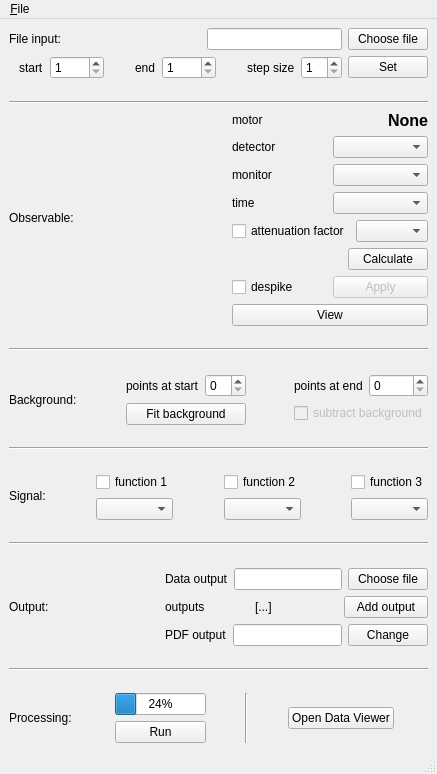
Old version of the form gui/iint-gui.ui in the repository syncope/adapt.
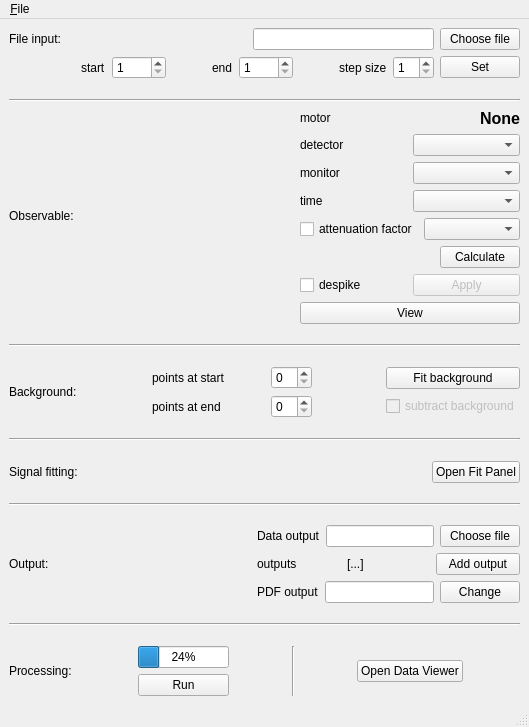
New version of the form.

```diff
--- a/gui/iint-gui.ui
+++ b/gui/iint-gui.ui
@@ -6,8 +6,8 @@
    <rect>
     <x>0</x>
     <y>0</y>
-    <width>437</width>
-    <height>774</height>
+    <width>529</width>
+    <height>727</height>
    </rect>
   </property>
   <property name="windowTitle">
@@ -842,40 +842,25 @@
               </property>
              </widget>
             </item>
+            <item>
+             <spacer name="horizontalSpacer_3">
+              <property name="orientation">
+               <enum>Qt::Horizontal</enum>
+              </property>
+              <property name="sizeHint" stdset="0">
+               <size>
+                <width>40</width>
+                <height>20</height>
+               </size>
+              </property>
+             </spacer>
+            </item>
             <item>
              <widget class="QSpinBox" name="bkgStartPointsSB"/>
             </item>
            </layout>
           </item>
           <item>
-           <layout class="QHBoxLayout" name="horizontalLayout_9">
-            <item>
-             <widget class="QPushButton" name="fitBKGbtn">
-              <property name="text">
-               <string>Fit background</string>
-              </property>
-             </widget>
-            </item>
-           </layout>
-          </item>
-         </layout>
-        </item>
-        <item>
-         <spacer name="horizontalSpacer_6">
-          <property name="orientation">
-           <enum>Qt::Horizontal</enum>
-          </property>
-          <property name="sizeHint" stdset="0">
-           <size>
-            <width>40</width>
-            <height>20</height>
-           </size>
-          </property>
-         </spacer>
-        </item>
-        <item>
-         <layout class="QVBoxLayout" name="verticalLayout_2">
-          <item>
            <layout class="QHBoxLayout" name="horizontalLayout_10">
             <item>
              <widget class="QLabel" name="label_7">
@@ -884,12 +869,52 @@
               </property>
              </widget>
             </item>
+            <item>
+             <spacer name="horizontalSpacer_2">
+              <property name="orientation">
+               <enum>Qt::Horizontal</enum>
+              </property>
+              <property name="sizeHint" stdset="0">
+               <size>
+                <width>40</width>
+                <height>20</height>
+               </size>
+              </property>
+             </spacer>
+            </item>
             <item>
              <widget class="QSpinBox" name="bkgEndPointsSB"/>
             </item>
            </layout>
           </item>
           <item>
+           <layout class="QHBoxLayout" name="horizontalLayout_9"/>
+          </item>
+         </layout>
+        </item>
+        <item>
+         <spacer name="horizontalSpacer_6">
+          <property name="orientation">
+           <enum>Qt::Horizontal</enum>
+          </property>
+          <property name="sizeHint" stdset="0">
+           <size>
+            <width>40</width>
+            <height>20</height>
+           </size>
+          </property>
+         </spacer>
+        </item>
+        <item>
+         <layout class="QVBoxLayout" name="verticalLayout_2">
+          <item>
+           <widget class="QPushButton" name="fitBKGbtn">
+            <property name="text">
+             <string>Fit background</string>
+            </property>
+           </widget>
+          </item>
+          <item>
            <widget class="QCheckBox" name="subtractBkgCheckBox">
             <property name="enabled">
              <bool>false</bool>
@@ -941,64 +966,10 @@
         <item>
          <widget class="QLabel" name="label_9">
           <property name="text">
-           <string>Signal:</string>
+           <string>Signal fitting:</string>
           </property>
          </widget>
         </item>
-        <item>
-         <spacer name="horizontalSpacer_2">
-          <property name="orientation">
-           <enum>Qt::Horizontal</enum>
-          </property>
-          <property name="sizeHint" stdset="0">
-           <size>
-            <width>40</width>
-            <height>20</height>
-           </size>
-          </property>
-         </spacer>
-        </item>
-        <item>
-         <layout class="QVBoxLayout" name="verticalLayout_6">
-          <item>
-           <widget class="QCheckBox" name="signalFitFunctionOneCheckBox">
-            <property name="text">
-             <string>function 1</string>
-            </property>
-           </widget>
-          </item>
-          <item>
-           <widget class="QComboBox" name="sigFitModelOneCB"/>
-          </item>
-         </layout>
-        </item>
-        <item>
-         <spacer name="horizontalSpacer_3">
-          <property name="orientation">
-           <enum>Qt::Horizontal</enum>
-          </property>
-          <property name="sizeHint" stdset="0">
-           <size>
-            <width>40</width>
-            <height>20</height>
-           </size>
-          </property>
-         </spacer>
-        </item>
-        <item>
-         <layout class="QVBoxLayout" name="verticalLayout_7">
-          <item>
-           <widget class="QCheckBox" name="signalFitFunctionTwoCheckBox">
-            <property name="text">
-             <string>function 2</string>
-            </property>
-           </widget>
-          </item>
-          <item>
-           <widget class="QComboBox" name="sigFitModelTwoCB"/>
-          </item>
-         </layout>
-        </item>
         <item>
          <spacer name="horizontalSpacer_4">
           <property name="orientation">
@@ -1013,18 +984,11 @@
          </spacer>
         </item>
         <item>
-         <layout class="QVBoxLayout" name="verticalLayout_8">
-          <item>
-           <widget class="QCheckBox" name="signalFitFunctionThreeCheckBox">
-            <property name="text">
-             <string>function 3</string>
-            </property>
-           </widget>
-          </item>
-          <item>
-           <widget class="QComboBox" name="sigFitModelThreeCB"/>
-          </item>
-         </layout>
+         <widget class="QPushButton" name="openFitPanelPushBtn">
+          <property name="text">
+           <string>Open Fit Panel</string>
+          </property>
+         </widget>
         </item>
        </layout>
       </item>
@@ -1296,7 +1260,7 @@
     <rect>
      <x>0</x>
      <y>0</y>
-     <width>437</width>
+     <width>529</width>
      <height>19</height>
     </rect>
    </property>
```
